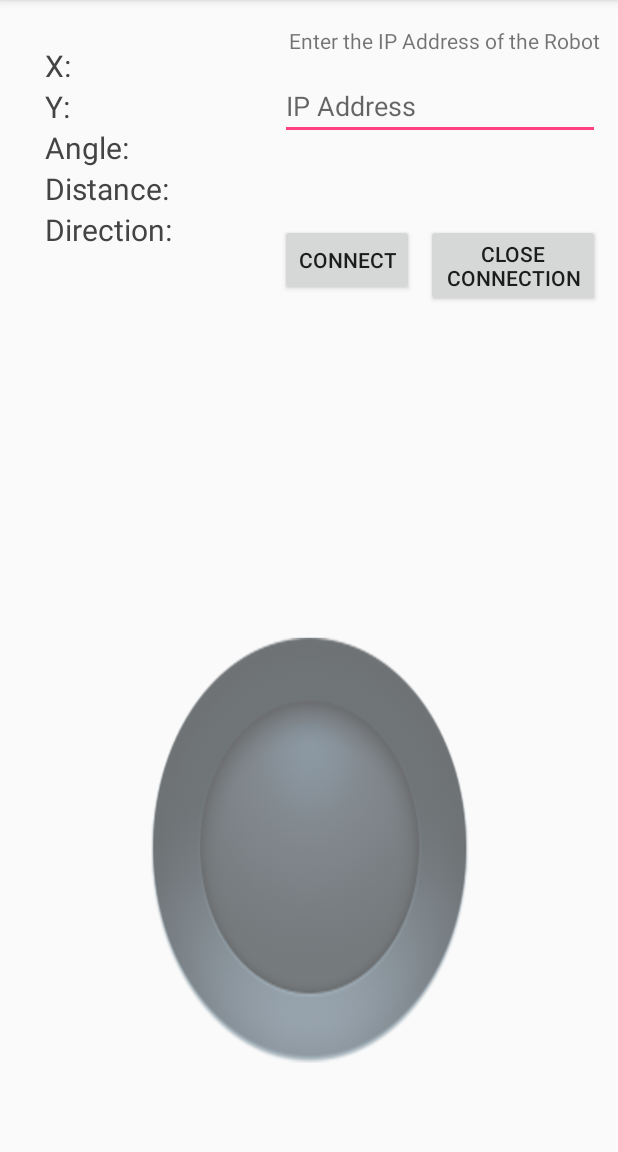
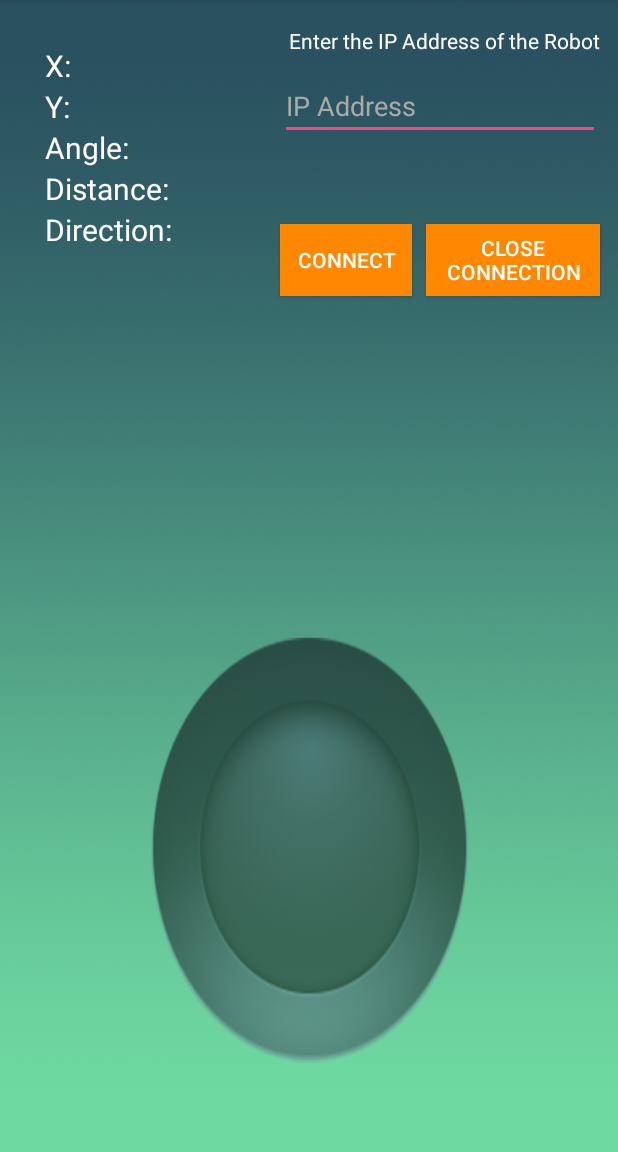
Before and after one commit to Khemar1/AutonomousVehicle-1, an Android app: the RemoteControl screen opened directly, with no data from a screen before it, on a phone screen of 412 x 824 dp, the part 84-1236 px from its top. Run offline under Robolectric (Android 15) with nearby library versions, the phone set to English and light mode, and no system bars; network calls fail.

Commit message:
more ui changes

```diff
--- a/AutoVehicle/src/main/AndroidManifest.xml
+++ b/AutoVehicle/src/main/AndroidManifest.xml
@@ -18,7 +18,6 @@
         </activity>
         <activity android:name=".Mapping" />
        <activity android:name=".RemoteControl" />
-        <activity android:name=".Auto" />
         <activity android:name=".RegisterActivity" />
         <activity android:name=".MenuActivity"></activity>
     </application>
--- a/AutoVehicle/src/main/res/layout-large-land/activity_login.xml
+++ b/AutoVehicle/src/main/res/layout-large-land/activity_login.xml
@@ -44,7 +44,8 @@
         android:layout_height="wrap_content"
         android:id="@+id/bSignIn"
         android:background="@android:color/holo_orange_dark"
-        android:layout_marginLeft="350dp" />
+        android:layout_marginLeft="350dp"
+        android:textColor="@android:color/background_light" />
 
     <TextView
         android:text="Sign Up for an Account"
--- a/AutoVehicle/src/main/res/layout/activity_login.xml
+++ b/AutoVehicle/src/main/res/layout/activity_login.xml
@@ -60,7 +60,8 @@ tools:context="com.autonomousvehicle.LoginActivity"
             android:background="@android:color/holo_orange_dark"
             android:textAlignment="center"
             android:layout_marginLeft="38dp"
-            android:layout_marginTop="8dp" />
+            android:layout_marginTop="8dp"
+            android:textColor="@android:color/background_light" />
 
         <TextView
             android:text="Sign Up for an Account"
--- a/AutoVehicle/src/main/res/layout/activity_register.xml
+++ b/AutoVehicle/src/main/res/layout/activity_register.xml
@@ -88,7 +88,9 @@ tools:context="com.autonomousvehicle.RegisterActivity"
             android:layout_width="wrap_content"
             android:layout_height="wrap_content"
             android:id="@+id/bRegister"
-            android:layout_weight="1" />
+            android:layout_weight="1"
+            android:background="@android:color/holo_orange_dark"
+            android:textColor="@android:color/background_light" />
     </LinearLayout>
 
 </LinearLayout>
--- a/AutoVehicle/src/main/res/layout/activity_remote_control.xml
+++ b/AutoVehicle/src/main/res/layout/activity_remote_control.xml
@@ -2,7 +2,8 @@
 <RelativeLayout xmlns:android="http://schemas.android.com/apk/res/android"
     xmlns:tools="http://schemas.android.com/tools"
     android:layout_width="match_parent"
-    android:layout_height="match_parent" >
+    android:layout_height="match_parent"
+    android:background="@drawable/backgrond">
 
     <LinearLayout
         android:layout_width="wrap_content"
@@ -18,35 +19,35 @@
             android:layout_width="wrap_content"
             android:layout_height="wrap_content"
             android:text="@string/x"
-            android:textColor="#444444"
+            android:textColor="@android:color/background_light"
             android:textSize="20dp" />
         <TextView
             android:id="@+id/textView2"
             android:layout_width="wrap_content"
             android:layout_height="wrap_content"
             android:text="@string/y"
-            android:textColor="#444444"
+            android:textColor="@android:color/background_light"
             android:textSize="20dp" />
         <TextView
             android:id="@+id/textView3"
             android:layout_width="wrap_content"
             android:layout_height="wrap_content"
             android:text="@string/angle"
-            android:textColor="#444444"
+            android:textColor="@android:color/background_light"
             android:textSize="20dp" />
         <TextView
             android:id="@+id/textView4"
             android:layout_width="wrap_content"
             android:layout_height="wrap_content"
             android:text="@string/distance"
-            android:textColor="#444444"
+            android:textColor="@android:color/background_light"
             android:textSize="20dp" />
         <TextView
             android:id="@+id/textView5"
             android:layout_width="wrap_content"
             android:layout_height="wrap_content"
             android:text="@string/direction"
-            android:textColor="#444444"
+            android:textColor="@android:color/background_light"
             android:textSize="20dp" />
 
     </LinearLayout>
@@ -70,7 +71,8 @@
         android:layout_alignParentTop="true"
         android:layout_alignParentEnd="true"
         android:layout_marginEnd="12dp"
-        android:layout_marginTop="17dp" />
+        android:layout_marginTop="17dp"
+        android:textColor="@android:color/background_light" />
 
     <EditText
         android:layout_width="wrap_content"
@@ -81,16 +83,9 @@
         android:layout_below="@+id/tvInfo"
         android:layout_alignEnd="@+id/tvInfo"
         android:layout_marginTop="11dp"
-        android:hint="IP Address" />
-
-    <Button
-        android:text="Close Connection"
-        android:layout_width="116dp"
-        android:layout_height="wrap_content"
-        android:id="@+id/bClose"
-        android:layout_below="@+id/etIpAdd"
-        android:layout_alignEnd="@+id/etIpAdd"
-        android:layout_marginTop="56dp" />
+        android:hint="IP Address"
+        android:textColor="@android:color/background_light"
+        android:textColorHint="@android:color/darker_gray" />
 
     <Button
         android:text="Connect"
@@ -98,6 +93,19 @@
         android:layout_height="wrap_content"
         android:id="@+id/bConnect"
         android:layout_alignTop="@+id/bClose"
-        android:layout_alignStart="@+id/etIpAdd" />
+        android:layout_alignStart="@+id/etIpAdd"
+        android:background="@android:color/holo_orange_dark"
+        android:textColor="@android:color/background_light" />
+
+    <Button
+        android:text="Close Connection"
+        android:layout_width="116dp"
+        android:layout_height="wrap_content"
+        android:id="@+id/bClose"
+        android:layout_marginTop="56dp"
+        android:layout_below="@+id/etIpAdd"
+        android:layout_alignEnd="@+id/etIpAdd"
+        android:background="@android:color/holo_orange_dark"
+        android:textColor="@android:color/background_light" />
 
 </RelativeLayout>
```
Also changed, not shown: AutoVehicle/src/main/java/com/autonomousvehicle/Auto.java (deleted, +0 -57 lines), AutoVehicle/src/main/java/com/autonomousvehicle/MenuActivity.java (+0 -10 lines), AutoVehicle/src/main/java/com/autonomousvehicle/RemoteControl.java (+7 -7 lines), AutoVehicle/src/main/java/com/autonomousvehicle/Sender.java (+0 -41 lines), AutoVehicle/src/main/res/layout-land/activity_login.xml (+5 -4 lines), AutoVehicle/src/main/res/layout/activity_auto.xml (deleted, +0 -43 lines), AutoVehicle/src/main/res/layout/activity_menu.xml (+6 -16 lines).
